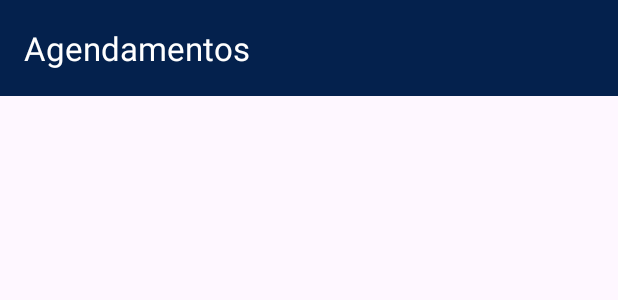
After one commit to HugoGuilherme/trindade-codex, an Android app: the layout agenda_activity.xml on its own in the app's theme, with its tools: preview values and no code run, on a phone screen of 412 x 824 dp. The commit adds this screen. Shown: the top 300 px of the screen. Run offline under Robolectric (Android 15) with nearby library versions, the light colour scheme and no system bars.

```diff
--- a/MyApplication2/app/src/main/java/com/hugo/myapplication/pages/BaseActivity.java
+++ b/MyApplication2/app/src/main/java/com/hugo/myapplication/pages/BaseActivity.java
@@ -67,6 +67,8 @@ public class BaseActivity extends AppCompatActivity {
                     startActivity(new Intent(this, ClientListActivity.class));
                 } else if (id == R.id.nav_agendamentos) {
                     startActivity(new Intent(this, AgendamentosMenuActivity.class));
+                } else if (id == R.id.nav_agenda) {
+                    startActivity(new Intent(this, AgendaActivity.class));
                 } else if (id == R.id.nav_logout) {
                     logout();
                 }
--- /dev/null
+++ b/MyApplication2/app/src/main/res/layout/agenda_activity.xml
@@ -0,0 +1,23 @@
+<?xml version="1.0" encoding="utf-8"?>
+<androidx.constraintlayout.widget.ConstraintLayout
+    xmlns:android="http://schemas.android.com/apk/res/android"
+    xmlns:app="http://schemas.android.com/apk/res-auto"
+    xmlns:tools="http://schemas.android.com/tools"
+    android:id="@+id/main"
+    android:layout_width="match_parent"
+    android:layout_height="match_parent"
+    tools:context=".pages.AgendaActivity">
+
+    <!-- Toolbar com botão de voltar -->
+    <androidx.appcompat.widget.Toolbar
+        android:id="@+id/toolbar"
+        android:layout_width="0dp"
+        android:layout_height="?attr/actionBarSize"
+        android:background="#04214D"
+        app:popupTheme="@style/ThemeOverlay.AppCompat.Light"
+        app:title="Agendamentos"
+        app:titleTextColor="@android:color/white"
+        app:layout_constraintTop_toTopOf="parent"
+        app:layout_constraintStart_toStartOf="parent"
+        app:layout_constraintEnd_toEndOf="parent"/>
+</androidx.constraintlayout.widget.ConstraintLayout>
--- a/MyApplication2/app/src/main/res/menu/menu_drawer.xml
+++ b/MyApplication2/app/src/main/res/menu/menu_drawer.xml
@@ -18,6 +18,10 @@
         android:title="Agendamentos"/>
 
     <item
+        android:id="@+id/nav_agenda"
+        android:title="Agenda"/>
+
+    <item
         android:id="@+id/nav_logout"
         android:title="Sair"/>
 </menu>
--- a/MyApplication2/app/src/main/res/values/strings.xml
+++ b/MyApplication2/app/src/main/res/values/strings.xml
@@ -2,7 +2,7 @@
     <string name="app_name">Trindade Organizações</string>
     <string name="navigation_drawer_open">Abrir Menu</string>
     <string name="navigation_drawer_close">Fechar Menu</string>
-    <string name="server_ip">100.91.194.110</string>
+    <string name="server_ip">192.168.10.2</string>
     <string name="limpeza_do_painel_solar">Limpeza do Painel Solar</string>
     <string name="hello_blank_fragment">Hello blank fragment</string>
 </resources>
--- a/MyApplication2/app/src/main/res/xml/network_security_config.xml
+++ b/MyApplication2/app/src/main/res/xml/network_security_config.xml
@@ -2,7 +2,7 @@
 <network-security-config>
     <domain-config cleartextTrafficPermitted="true">>
         <domain includeSubdomains="true">localhost</domain>
-        <domain includeSubdomains="true">192.168.15.179</domain>
+        <domain includeSubdomains="true">192.168.10.2</domain>
         <domain includeSubdomains="true">192.168.1.68</domain>
         <domain includeSubdomains="true">100.91.194.110</domain>
         <domain includeSubdomains="true">0.0.0.0</domain>
```
Also changed, not shown: MyApplication2/app/src/main/java/com/hugo/myapplication/pages/AgendaActivity.java (added, +37 -0 lines).
